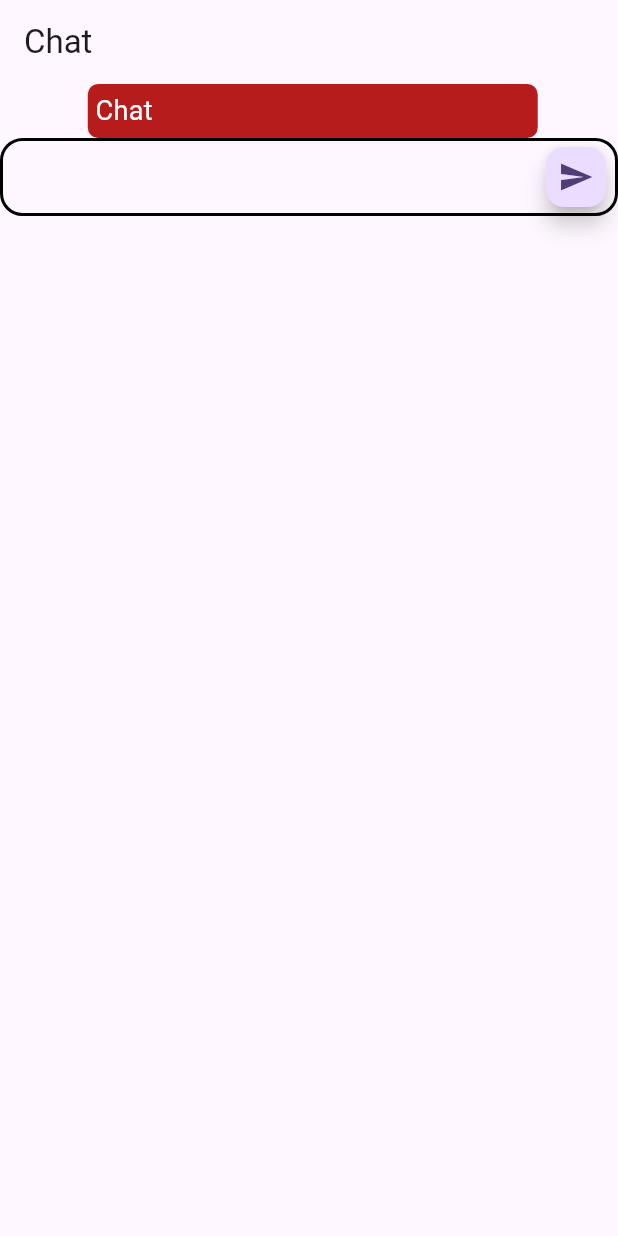
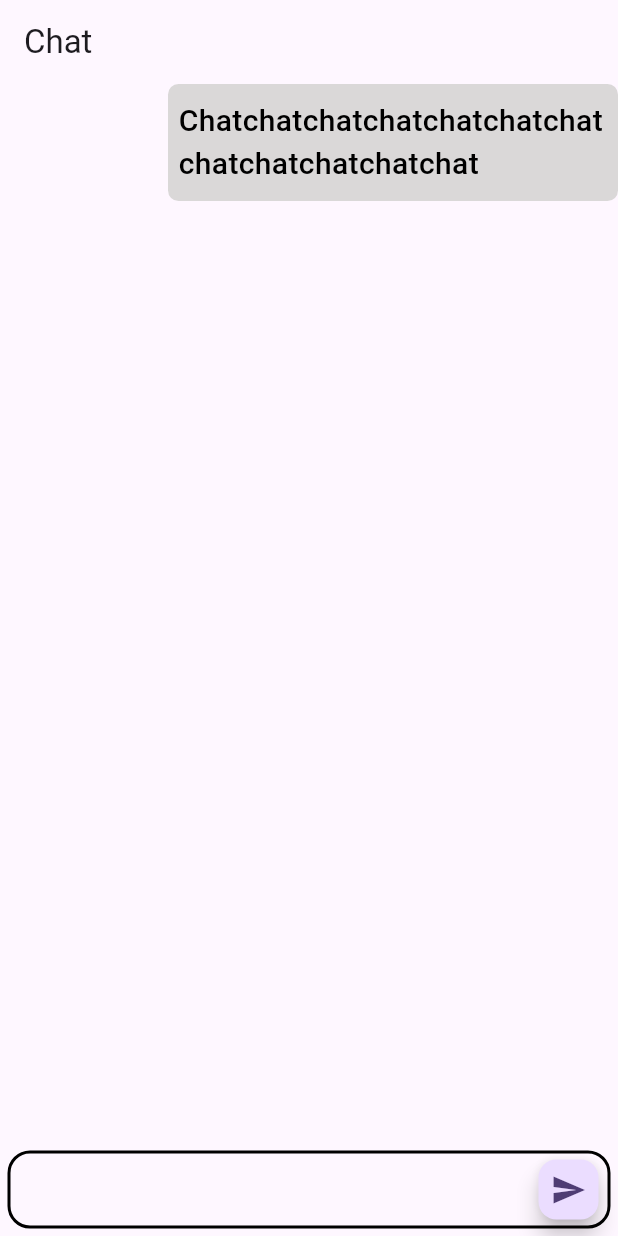
Before and after one commit to SuleimanBM/Realtime-Chat_Application, a Flutter app: the screen it shows after launch, on a phone screen of 412 x 824 dp. Run offline on Flutter 3.47's test engine with Material 3 defaults, Android fonts, the phone set to English and light mode, and no system bars.

Commit message:
A little improvement today

```diff
--- a/frontend_flutter/lib/chatPage.dart
+++ b/frontend_flutter/lib/chatPage.dart
@@ -16,27 +16,41 @@ class _ChatpageState extends State<Chatpage> {
       appBar: AppBar(
         title: Text("Chat"),
       ),
-      body: SingleChildScrollView(
-        child: Column(children: [
+      body: Stack(children: [
+        SingleChildScrollView(
+          child: Column(
+          mainAxisAlignment: MainAxisAlignment.end,
+          children: [
+            Row(
+              mainAxisAlignment: MainAxisAlignment.end,
+              children: [
                 Container(
                   //height: 200,
                   width: 300,
-            padding: EdgeInsets.all(5),
+                  padding: EdgeInsets.symmetric(vertical: 10, horizontal: 7),
                   margin: EdgeInsets.only(left: 5),
                   decoration: BoxDecoration(
-              color: Colors.red[900],
+                    color: const Color.fromARGB(255, 218, 216, 216),
                     borderRadius: BorderRadius.circular(7),
                   ),
                   child: Text(
-              "Chat",
-              style: TextStyle(color: Colors.white, fontSize: 18),
+                    "Chatchatchatchatchatchatchatchatchatchatchatchat",
+                    style: TextStyle(
+                        color: Colors.black,
+                        fontSize: 20,
+                        fontWeight: FontWeight.w500),
                   ),
                 ),
-
+              ],
+            ),
+          ],
+        )
+        ),
         Align(
           alignment: Alignment.bottomCenter,
           child: Container(
             padding: EdgeInsets.only(left: 10, right: 2),
+            margin: EdgeInsets.only(bottom: 5,left: 5, right: 5),
             decoration: BoxDecoration(
               border: Border.all(width: 2.0),
               borderRadius: BorderRadius.circular(15),
@@ -48,13 +62,16 @@ class _ChatpageState extends State<Chatpage> {
                     decoration: InputDecoration(border: InputBorder.none),
                   ),
                 ),
-                  FloatingActionButton(mini: true,onPressed: (){}, child: Container(child: Icon(Icons.send)),)
+                FloatingActionButton(
+                  mini: true,
+                  onPressed: () {},
+                  child: Container(child: Icon(Icons.send)),
+                )
               ],
             ),
           ),
         ),
       ]),
-      ),
     );
   }
 }
```
Lines whose indentation alone changed are shown as unchanged.
